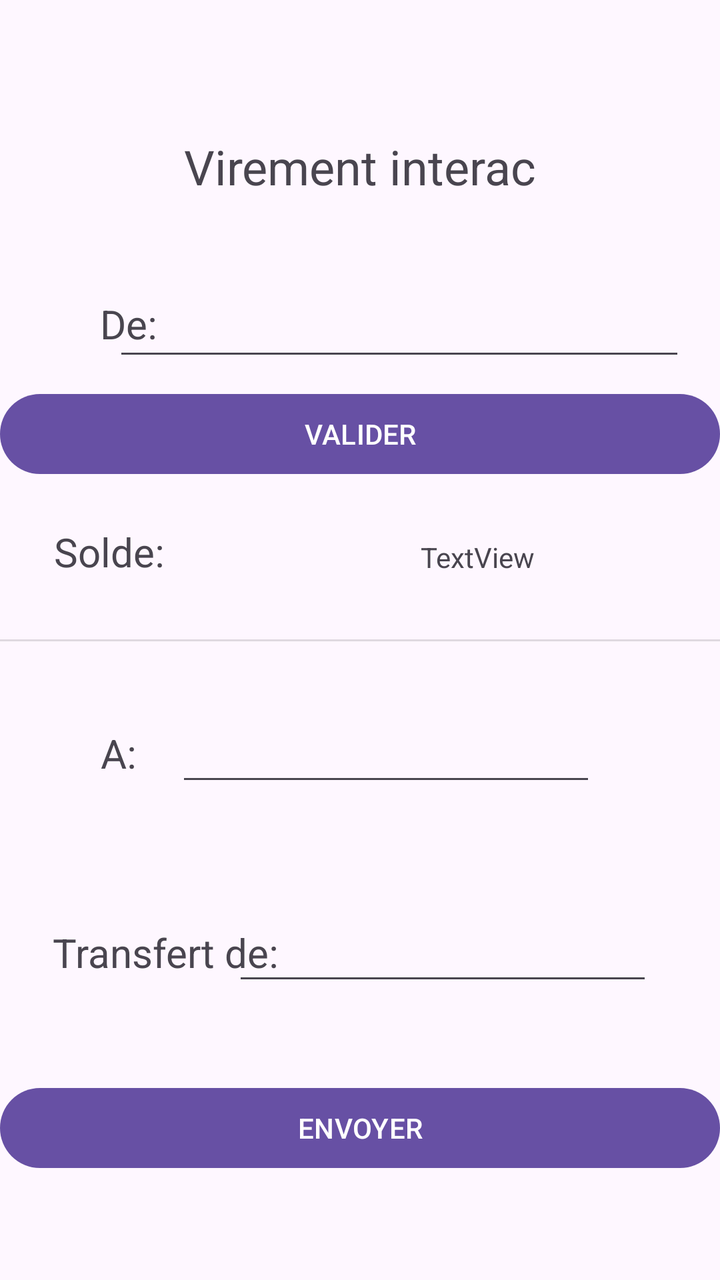
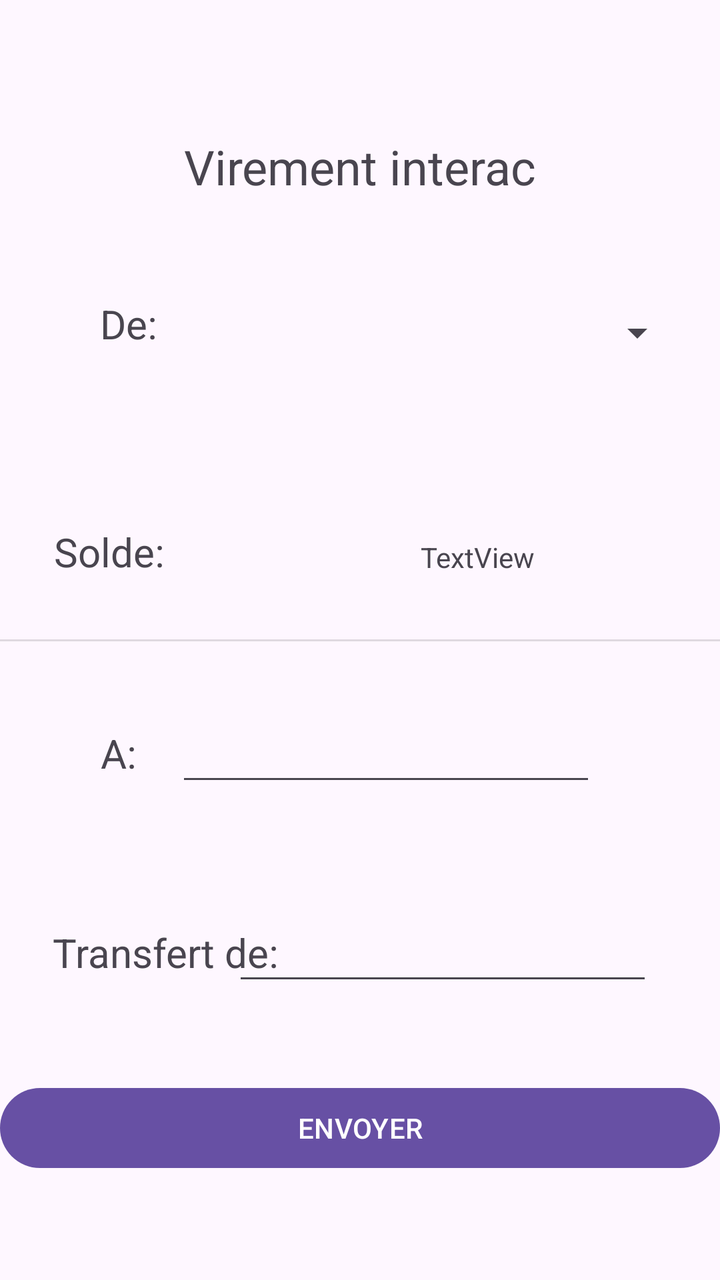

The first picture is an Android layout as it rendered before a commit; the second is the same layout after the commit. The layout source and the unified diff follow.
<!-- AndroidManifest.xml: application theme Theme.Annexe2 -->
<!-- res/layout/activity_main.xml -->
<?xml version="1.0" encoding="utf-8"?>
<androidx.constraintlayout.widget.ConstraintLayout xmlns:android="http://schemas.android.com/apk/res/android"
    xmlns:app="http://schemas.android.com/apk/res-auto"
    xmlns:tools="http://schemas.android.com/tools"
    android:id="@+id/main"
    android:layout_width="match_parent"
    android:layout_height="match_parent"
    tools:context=".MainActivity">

    <TextView
        android:id="@+id/txtVirement"
        android:layout_width="wrap_content"
        android:layout_height="wrap_content"
        android:text="Virement interac"
        android:textSize="24sp"
        app:layout_constraintBottom_toBottomOf="parent"
        app:layout_constraintEnd_toEndOf="parent"
        app:layout_constraintStart_toStartOf="parent"
        app:layout_constraintTop_toTopOf="parent"
        app:layout_constraintVertical_bias="0.11" />

    <View
        android:id="@+id/divider"
        android:layout_width="409dp"
        android:layout_height="1dp"
        android:background="?android:attr/listDivider"
        app:layout_constraintBottom_toBottomOf="parent"
        app:layout_constraintEnd_toEndOf="parent"
        app:layout_constraintStart_toStartOf="parent"
        app:layout_constraintTop_toTopOf="parent" />

    <TextView
        android:id="@+id/txtD"
        android:layout_width="wrap_content"
        android:layout_height="wrap_content"
        android:text="De:"
        android:textSize="20sp"
        app:layout_constraintBottom_toBottomOf="parent"
        app:layout_constraintEnd_toEndOf="parent"
        app:layout_constraintHorizontal_bias="0.151"
        app:layout_constraintStart_toStartOf="parent"
        app:layout_constraintTop_toTopOf="parent"
        app:layout_constraintVertical_bias="0.242" />

    <EditText
        android:id="@+id/txtDe"
        android:layout_width="286dp"
        android:layout_height="38dp"
        android:ems="10"
        android:inputType="text"
        app:layout_constraintBottom_toBottomOf="parent"
        app:layout_constraintEnd_toEndOf="parent"
        app:layout_constraintHorizontal_bias="0.768"
        app:layout_constraintStart_toStartOf="parent"
        app:layout_constraintTop_toTopOf="parent"
        app:layout_constraintVertical_bias="0.245" />

    <Button
        android:id="@+id/btnValider"
        android:layout_width="0dp"
        android:layout_height="wrap_content"
        android:text="VALIDER"
        app:layout_constraintBottom_toBottomOf="parent"
        app:layout_constraintEnd_toEndOf="parent"
        app:layout_constraintStart_toStartOf="parent"
        app:layout_constraintTop_toTopOf="parent"
        app:layout_constraintVertical_bias="0.326" />

    <TextView
        android:id="@+id/txtS"
        android:layout_width="wrap_content"
        android:layout_height="wrap_content"
        android:text="Solde:"
        android:textSize="20sp"
        app:layout_constraintBottom_toBottomOf="parent"
        app:layout_constraintEnd_toEndOf="parent"
        app:layout_constraintHorizontal_bias="0.089"
        app:layout_constraintStart_toStartOf="parent"
        app:layout_constraintTop_toTopOf="parent"
        app:layout_constraintVertical_bias="0.428" />

    <TextView
        android:id="@+id/txtSolde"
        android:layout_width="wrap_content"
        android:layout_height="wrap_content"
        android:text="TextView"
        app:layout_constraintBottom_toBottomOf="parent"
        app:layout_constraintEnd_toEndOf="parent"
        app:layout_constraintHorizontal_bias="0.694"
        app:layout_constraintStart_toStartOf="parent"
        app:layout_constraintTop_toTopOf="parent"
        app:layout_constraintVertical_bias="0.433" />

    <TextView
        android:id="@+id/txt2"
        android:layout_width="wrap_content"
        android:layout_height="wrap_content"
        android:text="A:"
        android:textSize="20sp"
        app:layout_constraintBottom_toBottomOf="parent"
        app:layout_constraintEnd_toEndOf="parent"
        app:layout_constraintHorizontal_bias="0.147"
        app:layout_constraintStart_toStartOf="parent"
        app:layout_constraintTop_toTopOf="parent"
        app:layout_constraintVertical_bias="0.592" />

    <EditText
        android:id="@+id/txtA"
        android:layout_width="wrap_content"
        android:layout_height="wrap_content"
        android:ems="10"
        android:inputType="text"
        app:layout_constraintBottom_toBottomOf="parent"
        app:layout_constraintEnd_toEndOf="parent"
        app:layout_constraintHorizontal_bias="0.587"
        app:layout_constraintStart_toStartOf="parent"
        app:layout_constraintTop_toTopOf="parent"
        app:layout_constraintVertical_bias="0.596" />

    <TextView
        android:id="@+id/txtTD"
        android:layout_width="wrap_content"
        android:layout_height="wrap_content"
        android:text="Transfert de:"
        android:textSize="20sp"
        app:layout_constraintBottom_toBottomOf="parent"
        app:layout_constraintEnd_toEndOf="parent"
        app:layout_constraintHorizontal_bias="0.107"
        app:layout_constraintStart_toStartOf="parent"
        app:layout_constraintTop_toTopOf="parent"
        app:layout_constraintVertical_bias="0.755" />

    <EditText
        android:id="@+id/txtTransfere"
        android:layout_width="wrap_content"
        android:layout_height="wrap_content"
        android:ems="10"
        android:inputType="text"
        app:layout_constraintBottom_toBottomOf="parent"
        app:layout_constraintEnd_toEndOf="parent"
        app:layout_constraintHorizontal_bias="0.776"
        app:layout_constraintStart_toStartOf="parent"
        app:layout_constraintTop_toTopOf="parent"
        app:layout_constraintVertical_bias="0.762" />

    <Button
        android:id="@+id/btnEnvoyer"
        android:layout_width="0dp"
        android:layout_height="wrap_content"
        android:text="ENVOYER"
        app:layout_constraintBottom_toBottomOf="parent"
        app:layout_constraintEnd_toEndOf="parent"
        app:layout_constraintStart_toStartOf="parent"
        app:layout_constraintTop_toTopOf="parent"
        app:layout_constraintVertical_bias="0.912" />

</androidx.constraintlayout.widget.ConstraintLayout>
<!-- resources referenced by this layout -->
<resources>
  <style name="Theme.Annexe2" parent="Base.Theme.Annexe2" />
  <style name="Base.Theme.Annexe2" parent="Theme.Material3.DayNight.NoActionBar">
          
          
      </style>
</resources>

<!-- the commit's change to res/layout/activity_main.xml (unified diff, before → after) -->
@@ -42,29 +42,16 @@
         app:layout_constraintTop_toTopOf="parent"
         app:layout_constraintVertical_bias="0.242" />
 
-    <EditText
+    <Spinner
         android:id="@+id/txtDe"
         android:layout_width="286dp"
         android:layout_height="38dp"
-        android:ems="10"
-        android:inputType="text"
         app:layout_constraintBottom_toBottomOf="parent"
         app:layout_constraintEnd_toEndOf="parent"
         app:layout_constraintHorizontal_bias="0.768"
         app:layout_constraintStart_toStartOf="parent"
         app:layout_constraintTop_toTopOf="parent"
         app:layout_constraintVertical_bias="0.245" />
-
-    <Button
-        android:id="@+id/btnValider"
-        android:layout_width="0dp"
-        android:layout_height="wrap_content"
-        android:text="VALIDER"
-        app:layout_constraintBottom_toBottomOf="parent"
-        app:layout_constraintEnd_toEndOf="parent"
-        app:layout_constraintStart_toStartOf="parent"
-        app:layout_constraintTop_toTopOf="parent"
-        app:layout_constraintVertical_bias="0.326" />
 
     <TextView
         android:id="@+id/txtS"
